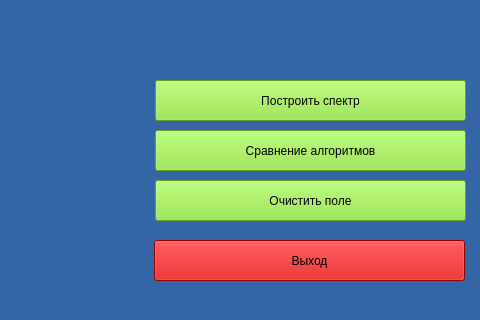
First picture: the form in lab_04/window.ui, repository Defo0000/bmstu_cg, before the edit; both pictures show x 745 to 1225 and y 500 to 820 of the 1225 by 820 pixel window.
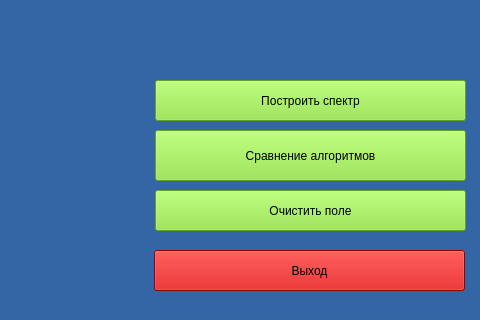
Second picture: the form after the edit.

```diff
--- a/lab_04/window.ui
+++ b/lab_04/window.ui
@@ -21,7 +21,7 @@
     <property name="geometry">
      <rect>
       <x>899</x>
-      <y>740</y>
+      <y>750</y>
       <width>311</width>
       <height>41</height>
      </rect>
@@ -37,7 +37,7 @@
     <property name="geometry">
      <rect>
       <x>900</x>
-      <y>680</y>
+      <y>690</y>
       <width>311</width>
       <height>41</height>
      </rect>
@@ -163,7 +163,7 @@
       <x>900</x>
       <y>630</y>
       <width>311</width>
-      <height>41</height>
+      <height>51</height>
      </rect>
     </property>
     <property name="styleSheet">
```
Left out of the diff: 2 changed lines with no effect on the pictures.
